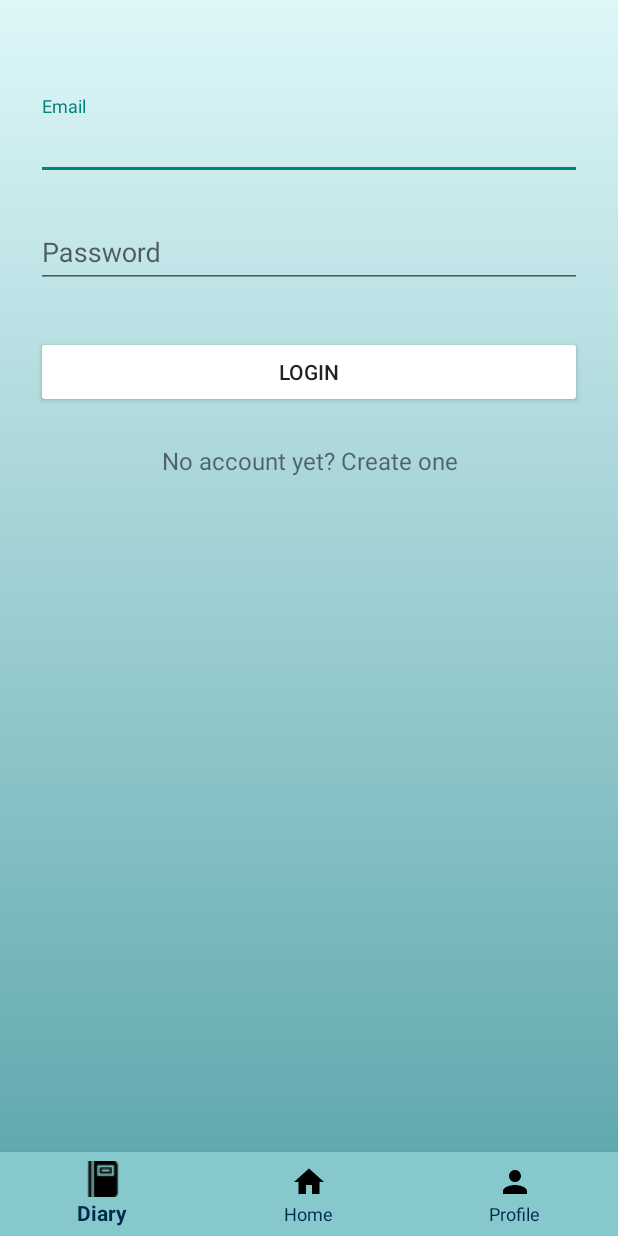
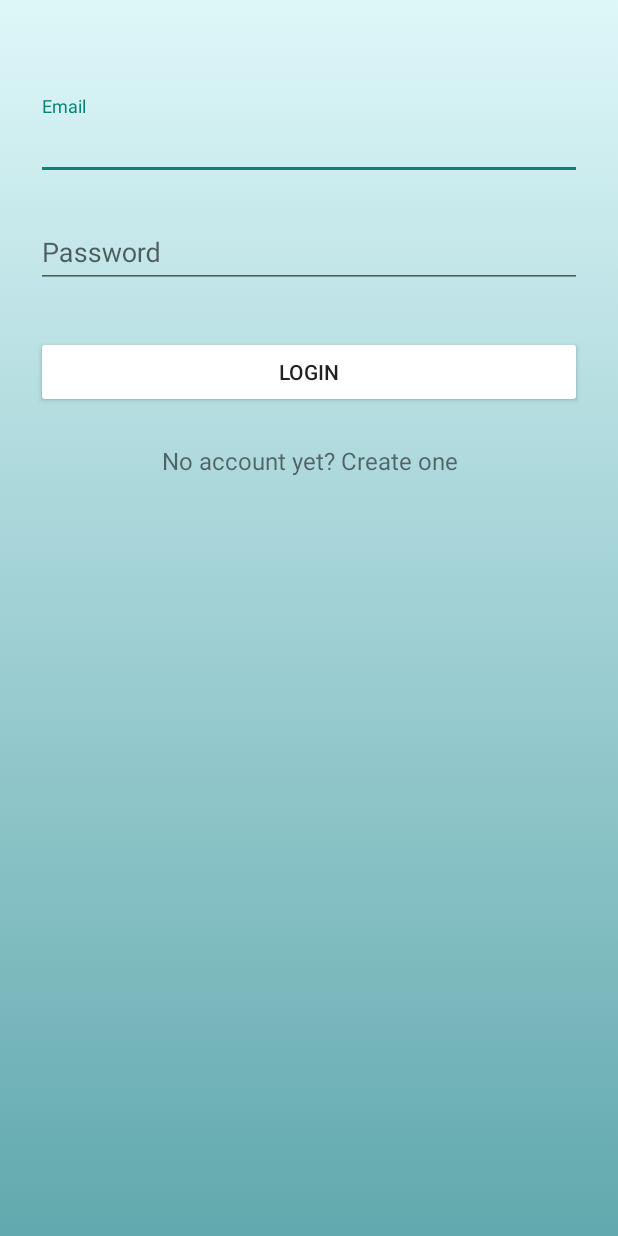
Before and after one commit to kukkikkpl/Calcurie, an Android app: the screen it shows after launch (MainActivity), on a phone screen of 412 x 824 dp. Run offline under Robolectric (Android 15) with nearby library versions, the phone set to English and light mode, and no system bars; our stand-ins replace Firebase (no records; nobody signed in at launch, a user with empty details on screens opened directly).

Commit message:
Able to hide bottom navigation bar

```diff
--- a/app/src/main/java/com/calcurie/calcurie/HomeFragment.java
+++ b/app/src/main/java/com/calcurie/calcurie/HomeFragment.java
@@ -57,6 +57,9 @@ public class HomeFragment extends Fragment {
     @Override
     public void onActivityCreated(@Nullable Bundle savedInstanceState) {
         super.onActivityCreated(savedInstanceState);
+        BottomNavigationView bottomNavigationView;
+        bottomNavigationView = getActivity().findViewById(R.id.navigation);
+        bottomNavigationView.setVisibility(View.VISIBLE);
         firestore = FirebaseFirestore.getInstance();
         firebaseAuth = FirebaseAuth.getInstance();
         showCal();
--- a/app/src/main/java/com/calcurie/calcurie/LoginFragment.java
+++ b/app/src/main/java/com/calcurie/calcurie/LoginFragment.java
@@ -35,6 +35,7 @@ public class LoginFragment extends Fragment {
     private FirebaseAuth firebaseAuth;
     private FirebaseFirestore firestore;
     private DBHelper dbHelper;
+    BottomNavigationView bottomNavigationView;
 
 
     @Nullable
@@ -48,6 +49,7 @@ public class LoginFragment extends Fragment {
         super.onActivityCreated(savedInstanceState);
         firebaseAuth = FirebaseAuth.getInstance();
         firestore = FirebaseFirestore.getInstance();
+
         loginBtn();
         registerBtn();
     }
@@ -113,7 +115,7 @@ public class LoginFragment extends Fragment {
                             getActivity()
                                     .getSupportFragmentManager()
                                     .beginTransaction()
-                                    .replace(R.id.main_view, new MenuFragment())
+                                    .replace(R.id.main_view, new HomeFragment())
                                     .disallowAddToBackStack()
                                     .commit();
                         }
--- a/app/src/main/java/com/calcurie/calcurie/MenuFragment.java
+++ b/app/src/main/java/com/calcurie/calcurie/MenuFragment.java
@@ -6,12 +6,16 @@ import android.content.pm.PackageManager;
 import android.os.Bundle;
 import android.support.annotation.NonNull;
 import android.support.annotation.Nullable;
+import android.support.design.widget.BottomNavigationView;
 import android.support.v4.app.ActivityCompat;
 import android.support.v4.app.Fragment;
 import android.support.v4.content.ContextCompat;
 import android.support.v7.app.AppCompatActivity;
 import android.util.Log;
 import android.view.LayoutInflater;
+import android.view.Menu;
+import android.view.MenuInflater;
+import android.view.MenuItem;
 import android.view.View;
 import android.view.ViewGroup;
 import android.widget.AdapterView;
@@ -27,6 +31,7 @@ import java.util.ArrayList;
 public class MenuFragment extends Fragment {
 
     ArrayList<String> menu = new ArrayList<>();
+
 
     @Nullable
     @Override
--- a/app/src/main/res/layout/activity_main.xml
+++ b/app/src/main/res/layout/activity_main.xml
@@ -25,6 +25,7 @@ tools:context=".MainActivity"
         app:layout_constraintBottom_toBottomOf="parent"
         app:layout_constraintLeft_toLeftOf="parent"
         app:layout_constraintRight_toRightOf="parent"
-        app:menu="@menu/navigation" />
+        app:menu="@menu/navigation"
+        android:visibility="gone"/>
 
 </LinearLayout>
```
